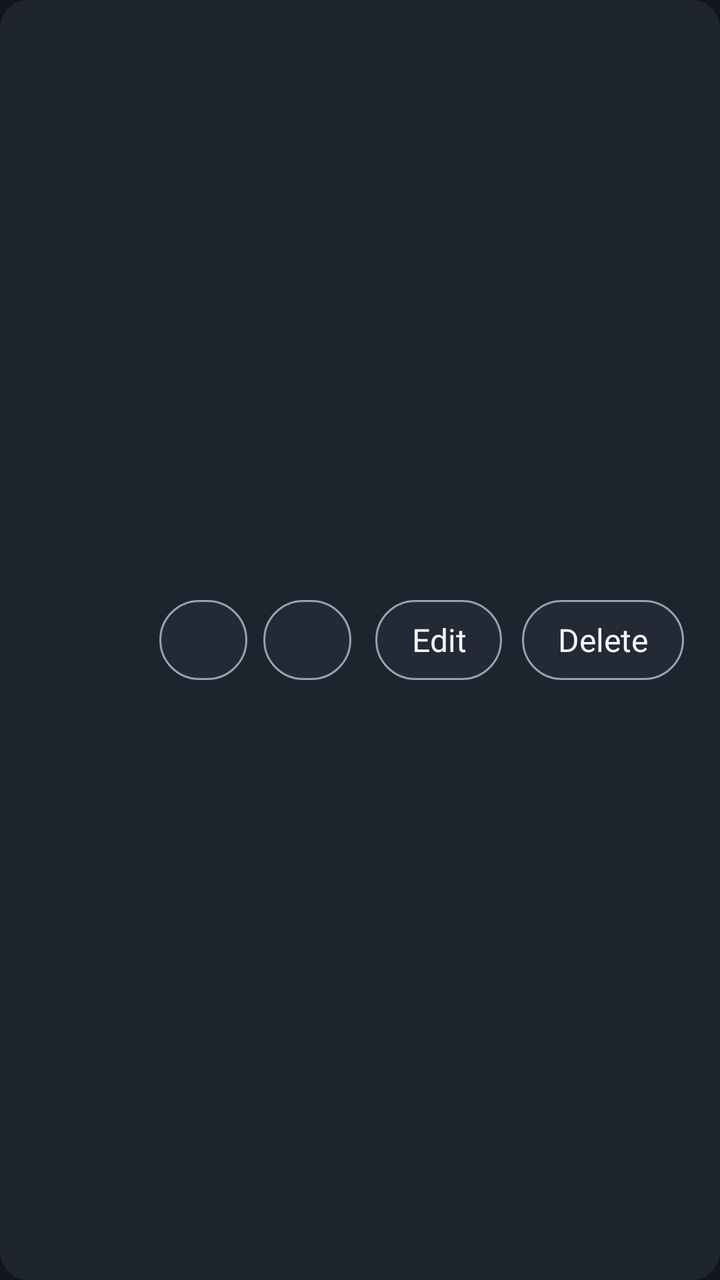
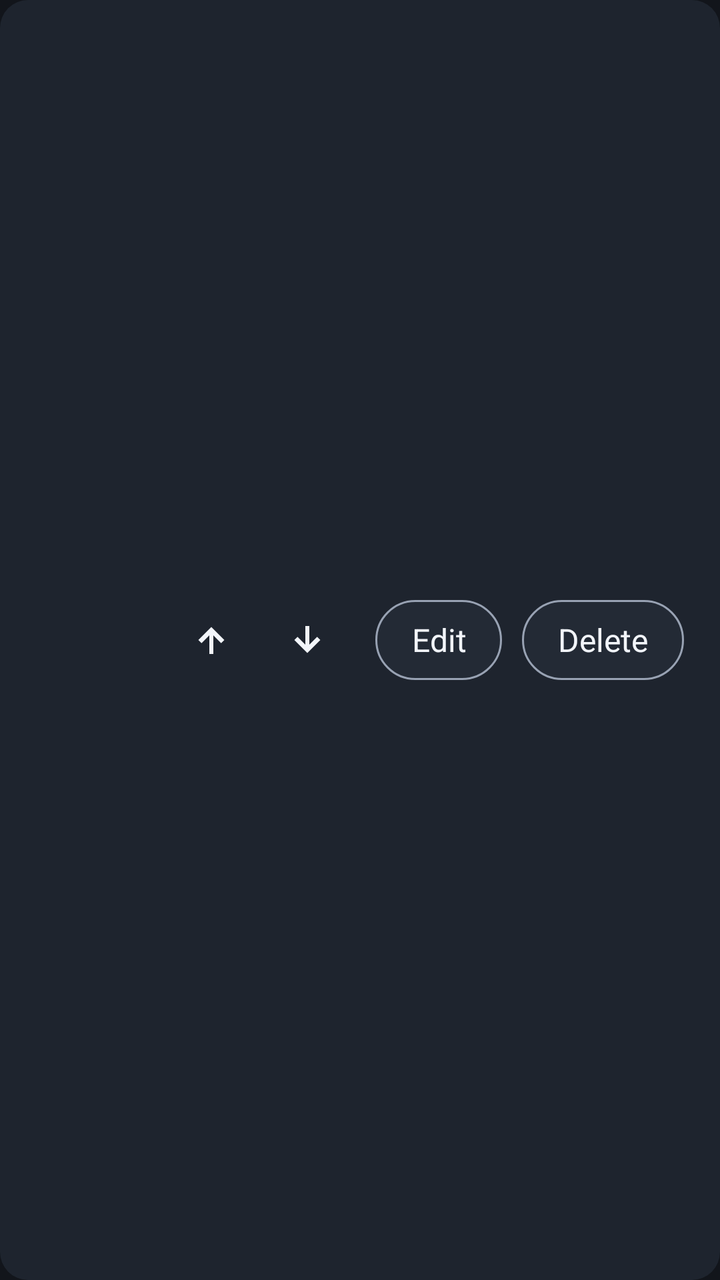

Compare the two renders of this Android layout. The source of the first and the diff that turns it into the second are given below.
<!-- AndroidManifest.xml: application theme Theme.IperfDroid -->
<!-- res/layout/item_config.xml -->
<?xml version="1.0" encoding="utf-8"?>
<LinearLayout xmlns:android="http://schemas.android.com/apk/res/android"
    android:layout_width="match_parent"
    android:layout_height="wrap_content"
    android:layout_margin="8dp"
    android:background="@drawable/bg_card"
    android:focusable="true"
    android:gravity="center_vertical"
    android:orientation="horizontal"
    android:padding="18dp">

    <LinearLayout
        android:layout_width="0dp"
        android:layout_height="wrap_content"
        android:layout_weight="1"
        android:orientation="vertical">

        <TextView
            android:id="@+id/tvCfgName"
            android:layout_width="match_parent"
            android:layout_height="wrap_content"
            android:ellipsize="end"
            android:maxLines="1"
            android:textColor="@color/text_primary"
            android:textSize="20sp"
            android:textStyle="bold" />

        <TextView
            android:id="@+id/tvCfgArgs"
            android:layout_width="match_parent"
            android:layout_height="wrap_content"
            android:layout_marginTop="6dp"
            android:ellipsize="end"
            android:maxLines="1"
            android:textColor="@color/text_secondary"
            android:textSize="15sp" />

    </LinearLayout>

    <TextView
        android:id="@+id/btnUp"
        android:layout_width="44dp"
        android:layout_height="40dp"
        android:layout_marginStart="12dp"
        android:background="@drawable/bg_focusable_chip"
        android:contentDescription="@string/action_move_up"
        android:focusable="true"
        android:gravity="center" />

    <TextView
        android:id="@+id/btnDown"
        android:layout_width="44dp"
        android:layout_height="40dp"
        android:layout_marginStart="8dp"
        android:background="@drawable/bg_focusable_chip"
        android:contentDescription="@string/action_move_down"
        android:focusable="true"
        android:gravity="center" />

    <TextView
        android:id="@+id/btnEdit"
        android:layout_width="wrap_content"
        android:layout_height="40dp"
        android:layout_marginStart="12dp"
        android:background="@drawable/bg_focusable_chip"
        android:focusable="true"
        android:gravity="center"
        android:paddingStart="18dp"
        android:paddingEnd="18dp"
        android:text="@string/action_edit"
        android:textColor="@color/text_primary"
        android:textSize="16sp" />

    <TextView
        android:id="@+id/btnDelete"
        android:layout_width="wrap_content"
        android:layout_height="40dp"
        android:layout_marginStart="10dp"
        android:background="@drawable/bg_focusable_chip"
        android:focusable="true"
        android:gravity="center"
        android:paddingStart="18dp"
        android:paddingEnd="18dp"
        android:text="@string/action_delete"
        android:textColor="@color/text_primary"
        android:textSize="16sp" />

</LinearLayout>
<!-- resources referenced by this layout -->
<resources>
  <color name="text_primary">#FFF2F5FA</color>
  <color name="text_secondary">#FF98A2B3</color>
  <!-- drawable bg_card (drawable) -->
  <?xml version="1.0" encoding="utf-8"?>
  <selector xmlns:android="http://schemas.android.com/apk/res/android">
      <item android:state_focused="true">
          <shape android:shape="rectangle">
              <solid android:color="@color/bg_card_focused" />
              <corners android:radius="14dp" />
              <stroke android:width="2dp" android:color="@color/accent" />
          </shape>
      </item>
      <item android:state_pressed="true">
          <shape android:shape="rectangle">
              <solid android:color="@color/bg_card_focused" />
              <corners android:radius="14dp" />
          </shape>
      </item>
      <item>
          <shape android:shape="rectangle">
              <solid android:color="@color/bg_card" />
              <corners android:radius="14dp" />
          </shape>
      </item>
  </selector>
  <string name="action_delete">Delete</string>
  <string name="action_edit">Edit</string>
  <string name="action_move_down">Move down</string>
  <string name="action_move_up">Move up</string>
  <style name="Theme.IperfDroid" parent="Theme.AppCompat.NoActionBar">
          <item name="android:windowBackground">@color/bg_dark</item>
          <item name="android:colorBackground">@color/bg_dark</item>
          <item name="android:textColorPrimary">@color/text_primary</item>
      </style>
  <color name="bg_card_focused">#FF2E6BE6</color>
  <color name="accent">#FF3D7BFF</color>
  <color name="bg_card">#FF1E242E</color>
  <color name="bg_input">#FF232A35</color>
  <color name="bg_dark">#FF12151B</color>
  <!-- unchanged entries left out for length: 1 -->
</resources>

<!-- the commit's change to res/layout/item_config.xml (unified diff, before → after) -->
@@ -37,25 +37,30 @@
 
     </LinearLayout>
 
-    <TextView
+    
+    <ImageView
         android:id="@+id/btnUp"
         android:layout_width="44dp"
-        android:layout_height="40dp"
+        android:layout_height="44dp"
         android:layout_marginStart="12dp"
-        android:background="@drawable/bg_focusable_chip"
+        android:background="@drawable/bg_icon_button"
         android:contentDescription="@string/action_move_up"
         android:focusable="true"
-        android:gravity="center" />
+        android:padding="10dp"
+        android:scaleType="fitCenter"
+        android:src="@drawable/ic_arrow_up" />
 
-    <TextView
+    <ImageView
         android:id="@+id/btnDown"
         android:layout_width="44dp"
-        android:layout_height="40dp"
-        android:layout_marginStart="8dp"
-        android:background="@drawable/bg_focusable_chip"
+        android:layout_height="44dp"
+        android:layout_marginStart="4dp"
+        android:background="@drawable/bg_icon_button"
         android:contentDescription="@string/action_move_down"
         android:focusable="true"
-        android:gravity="center" />
+        android:padding="10dp"
+        android:scaleType="fitCenter"
+        android:src="@drawable/ic_arrow_down" />
 
     <TextView
         android:id="@+id/btnEdit"
<!-- resource entries referenced after the edit -->
@@ -25,6 +25,49 @@
           </shape>
       </item>
   </selector>
+  <!-- drawable bg_icon_button (drawable) -->
+  <?xml version="1.0" encoding="utf-8"?>
+  <selector xmlns:android="http://schemas.android.com/apk/res/android">
+      <item android:state_focused="true">
+          <shape android:shape="oval">
+              <solid android:color="@color/bg_input" />
+          </shape>
+      </item>
+      <item android:state_pressed="true">
+          <shape android:shape="oval">
+              <solid android:color="@color/bg_input" />
+          </shape>
+      </item>
+      <item>
+          <shape android:shape="oval">
+              <solid android:color="@android:color/transparent" />
+          </shape>
+      </item>
+  </selector>
+  <!-- drawable ic_arrow_down (drawable) -->
+  <?xml version="1.0" encoding="utf-8"?>
+  <vector xmlns:android="http://schemas.android.com/apk/res/android"
+      android:width="24dp"
+      android:height="24dp"
+      android:viewportWidth="24"
+      android:viewportHeight="24"
+      android:tint="@color/text_primary">
+      <path
+          android:fillColor="#FFFFFFFF"
+          android:pathData="M12,18.5l-6.5,-6.5l1.6,-1.6L11,14.3V5h2v9.3l3.9,-3.9l1.6,1.6z" />
+  </vector>
+  <!-- drawable ic_arrow_up (drawable) -->
+  <?xml version="1.0" encoding="utf-8"?>
+  <vector xmlns:android="http://schemas.android.com/apk/res/android"
+      android:width="24dp"
+      android:height="24dp"
+      android:viewportWidth="24"
+      android:viewportHeight="24"
+      android:tint="@color/text_primary">
+      <path
+          android:fillColor="#FFFFFFFF"
+          android:pathData="M12,5.5l6.5,6.5l-1.6,1.6L13,9.7V19h-2V9.7l-3.9,3.9L5.5,12z" />
+  </vector>
   <string name="action_delete">Delete</string>
   <string name="action_edit">Edit</string>
   <string name="action_move_down">Move down</string>
